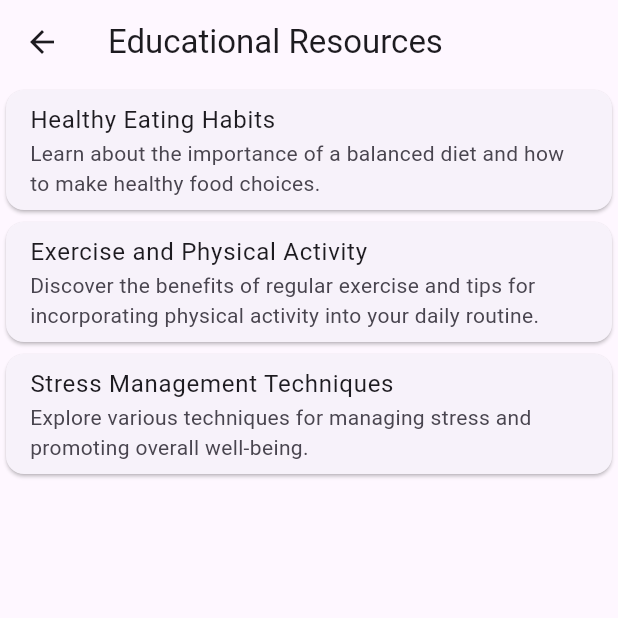
After one commit to jacobdcook/DoctorAppFlutter, a Flutter app: the Home screen opened directly, in the side drawer, after a tap on "Educational Resources", on a phone screen of 412 x 824 dp, the top half of it. The commit adds this screen. Run offline on Flutter 3.47's test engine with Material 3 defaults, Android fonts, the light colour scheme and no system bars; our stand-ins replace cloud_firestore, date_picker_timeline, firebase_auth, firebase_core, get; accounts and stored records are empty.

Commit message:
Added educational resources and tele medicine screen.

```diff
--- /dev/null
+++ b/lib/screens/educationalResources/educationalResourcesScreen.dart
@@ -0,0 +1,54 @@
+import 'package:flutter/material.dart';
+
+class EducationalResourcesScreen extends StatefulWidget {
+  const EducationalResourcesScreen({Key? key}) : super(key: key);
+
+  @override
+  _EducationalResourcesScreenState createState() =>
+      _EducationalResourcesScreenState();
+}
+
+class _EducationalResourcesScreenState
+    extends State<EducationalResourcesScreen> {
+  List<Map<String, String>> resources = [
+    {
+      'title': 'Healthy Eating Habits',
+      'description':
+          'Learn about the importance of a balanced diet and how to make healthy food choices.',
+    },
+    {
+      'title': 'Exercise and Physical Activity',
+      'description':
+          'Discover the benefits of regular exercise and tips for incorporating physical activity into your daily routine.',
+    },
+    {
+      'title': 'Stress Management Techniques',
+      'description':
+          'Explore various techniques for managing stress and promoting overall well-being.',
+    },
+    // Add more resources as needed
+  ];
+
+  @override
+  Widget build(BuildContext context) {
+    return Scaffold(
+      appBar: AppBar(
+        title: Text('Educational Resources'),
+      ),
+      body: ListView.builder(
+        itemCount: resources.length,
+        itemBuilder: (context, index) {
+          return Card(
+            child: ListTile(
+              title: Text(resources[index]['title']!),
+              subtitle: Text(resources[index]['description']!),
+              onTap: () {
+                // Navigate to a detailed resource page or show more information
+              },
+            ),
+          );
+        },
+      ),
+    );
+  }
+}
--- a/lib/screens/home/index.dart
+++ b/lib/screens/home/index.dart
@@ -2,9 +2,11 @@ import 'package:cloud_firestore/cloud_firestore.dart';
 import 'package:doctorapp/appoinmentBook/index.dart';
 import 'package:doctorapp/helper/routeHelper.dart';
 import 'package:doctorapp/screens/bookingList/index.dart';
+import 'package:doctorapp/screens/educationalResources/educationalResourcesScreen.dart';
 import 'package:doctorapp/screens/form/formScreen.dart';
 import 'package:doctorapp/screens/patientInfo/index.dart';
 import 'package:doctorapp/screens/profile/index.dart';
+import 'package:doctorapp/screens/teleMedicine/teleMedicineScreen.dart';
 import 'package:doctorapp/utils/colors.dart';
 import 'package:firebase_auth/firebase_auth.dart';
 import 'package:flutter/material.dart';
@@ -139,6 +141,18 @@ class _HomeState extends State<Home> {
                 },
               ),
               ListTile(
+                title: const Text('Educational Resources'),
+                onTap: () {
+                  Get.to(() => EducationalResourcesScreen());
+                },
+              ),
+              ListTile(
+                title: const Text('Telemedicine'),
+                onTap: () {
+                  Get.to(() => TeleMedicineScreen());
+                },
+              ),
+              ListTile(
                 title: Row(
                   children: [
                     const Text(
@@ -252,7 +266,11 @@ class _HomeState extends State<Home> {
                 itemBuilder: (context, index) {
                   return InkWell(
                     onTap: () {
-                      Get.to(FormPage());
+                      if (category[index]['name'] == 'Telemedicine') {
+                        Get.to(() => TeleMedicineScreen());
+                      } else {
+                        Get.to(FormPage());
+                      }
                     },
                     child: Column(
                       children: [
```
Also changed, not shown: lib/screens/teleMedicine/teleMedicineScreen.dart (added, +37 -0 lines), pubspec.yaml (+5 -9 lines), pubspec.lock.
